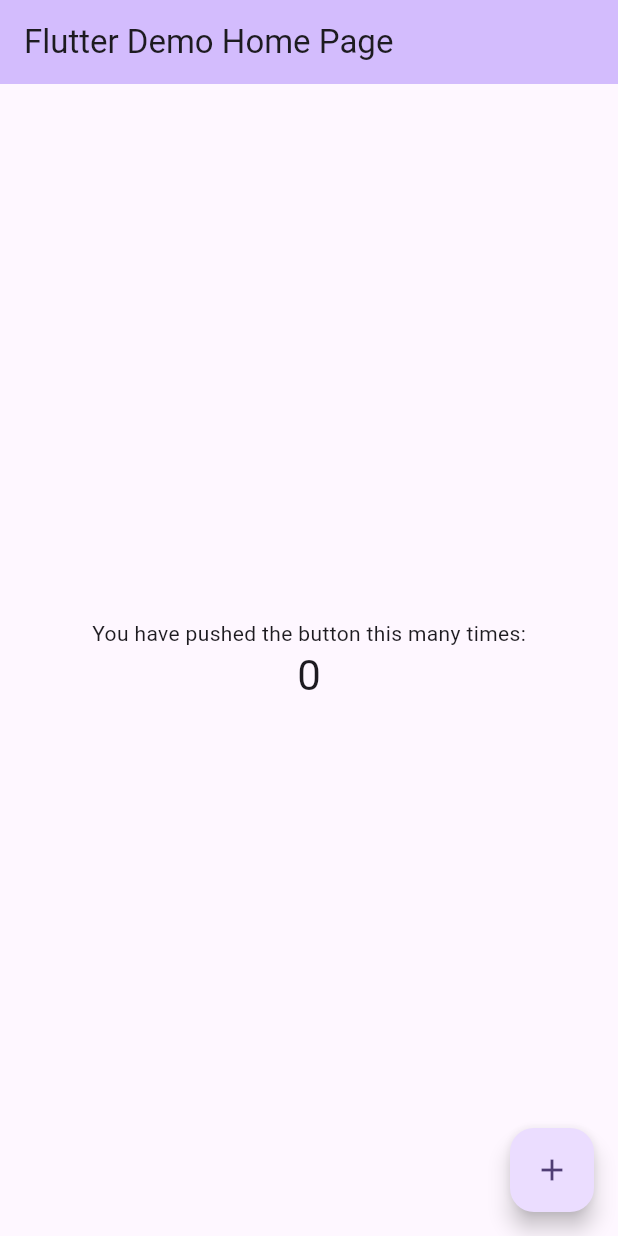
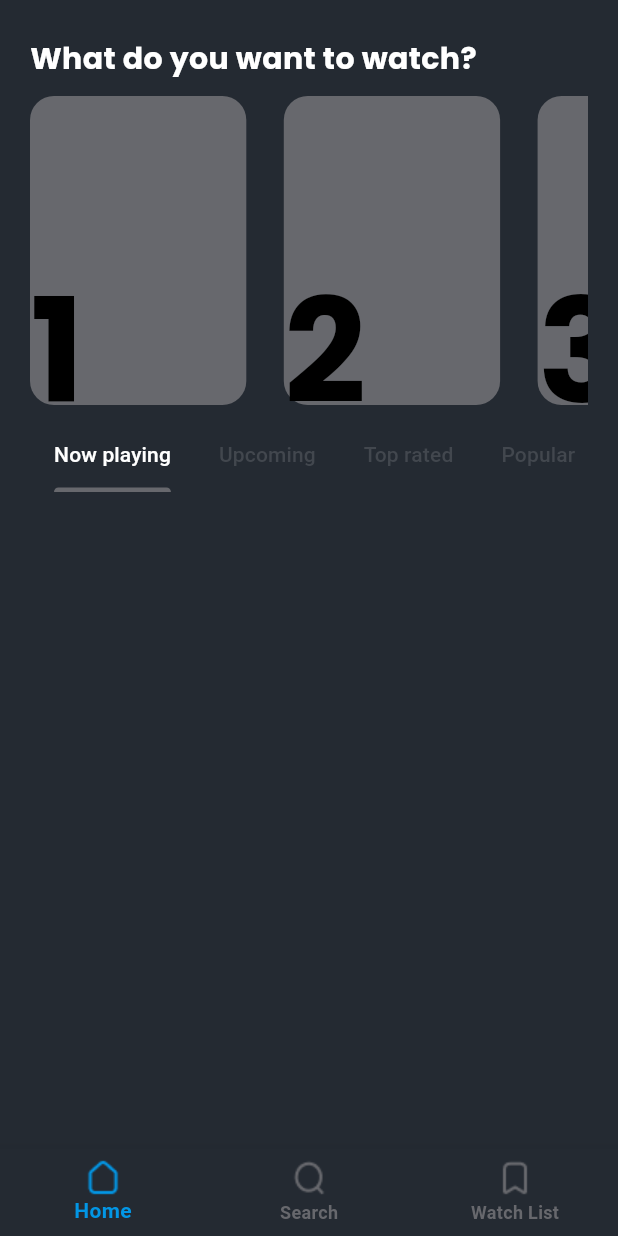
Before and after one commit to youssef1316/movie-app-team1, a Flutter app: the screen it shows after launch, on a phone screen of 412 x 824 dp. Run offline on Flutter 3.47's test engine with Material 3 defaults, Android fonts, the light colour scheme and no system bars.

Commit message:
splash and home screen UI Implementation

```diff
--- /dev/null
+++ b/lib/core/navigation/bottom_nav_bar_routes.dart
@@ -0,0 +1,8 @@
+import 'package:flutter/cupertino.dart';
+import 'package:movie_cellula/features/home/presentation/view/home_screen.dart';
+
+abstract class BottomNavBarRoutes{
+  static List<Widget> routes = [
+    const HomeScreen()
+  ];
+}
--- /dev/null
+++ b/lib/core/utils/app_strings.dart
@@ -0,0 +1,12 @@
+abstract class AppStrings {
+  static const String fontFamily = "Poppins";
+  static const String appTitle = 'Movie App';
+  static const String home = 'Home';
+  static const String search = 'Search';
+  static const String watchList = 'Watch List';
+  static const String homeScreenText = "What do you want to watch?";
+  static const String nowPlayingTab = "Now playing";
+  static const String upcomingTab = "Upcoming";
+  static const String topRatedTab = "Top rated";
+  static const String popularTab = "Popular";
+}
--- a/lib/core/utils/colors_manager.dart
+++ b/lib/core/utils/colors_manager.dart
@@ -2,4 +2,8 @@ import 'package:flutter/material.dart';
 
 class AppColors {
   static const Color mainColor = Color(0xFF242A32);
+  static const Color lightBlue = Color(0xFF0296E5);
+  static const Color lightGrey = Color(0xFF67686D);
+  static const Color white = Colors.white;
+  static const Color black = Colors.black;
 }
--- /dev/null
+++ b/lib/core/utils/dimensions_manager.dart
@@ -0,0 +1,9 @@
+import 'package:flutter/material.dart';
+
+abstract class AppDimensions{
+  static double topFiveCardWidth(BuildContext context) => MediaQuery.sizeOf(context).width * 0.35;
+  static double topFiveCardHeight(BuildContext context) => MediaQuery.sizeOf(context).height * 0.25;
+  static double mainMovieCardWidth(BuildContext context) => MediaQuery.sizeOf(context).width * 0.10;
+  static double mainMovieCardHeight(BuildContext context) => MediaQuery.sizeOf(context).height * 0.35;
+  static double homeTabHeight(BuildContext context) =>  MediaQuery.sizeOf(context).height * 0.485;
+}
--- /dev/null
+++ b/lib/core/widgets/top_five_card.dart
@@ -0,0 +1,49 @@
+import 'package:flutter/material.dart';
+import 'package:movie_cellula/core/utils/app_strings.dart';
+import 'package:movie_cellula/core/utils/colors_manager.dart';
+import 'package:movie_cellula/core/utils/dimensions_manager.dart';
+
+class TopFiveCard extends StatelessWidget {
+  final String imageUrl;
+  final String numberTag;
+  final void Function()? onTap;
+
+  const TopFiveCard({
+    super.key,
+    required this.imageUrl,
+    required this.numberTag,
+    required this.onTap
+  });
+
+  @override
+  Widget build(BuildContext context) {
+    return GestureDetector(
+      onTap: onTap,
+      child: Stack(
+        alignment: AlignmentDirectional.bottomStart,
+        children: [
+          Container(
+            width: AppDimensions.topFiveCardWidth(context),
+            height: AppDimensions.topFiveCardHeight(context),
+            decoration: BoxDecoration(
+              color: AppColors.lightGrey,
+              borderRadius: BorderRadius.circular(16),
+            ),
+           // Please add image child below after integrate api
+           // child: Image.network(imageUrl),
+          ),
+          Text(
+            numberTag,
+            style: TextStyle(
+              fontFamily: AppStrings.fontFamily,
+              color: AppColors.black,
+              fontSize: 96,
+              fontWeight: FontWeight.bold,
+              height: 0.75,
+            ),
+          ),
+        ],
+      ),
+    );
+  }
+}
--- /dev/null
+++ b/lib/features/home/presentation/view/home_layout.dart
@@ -0,0 +1,71 @@
+import 'package:flutter/material.dart';
+import 'package:movie_cellula/core/navigation/bottom_nav_bar_routes.dart';
+import 'package:movie_cellula/core/utils/app_strings.dart';
+import 'package:movie_cellula/core/utils/assets_manager.dart';
+import 'package:movie_cellula/core/utils/colors_manager.dart';
+
+class HomeLayout extends StatefulWidget {
+  const HomeLayout({super.key});
+
+  @override
+  State<HomeLayout> createState() => _HomeLayoutState();
+}
+
+class _HomeLayoutState extends State<HomeLayout> {
+  int currentIndex = 0;
+  @override
+  Widget build(BuildContext context) {
+    return Scaffold(
+      backgroundColor: AppColors.mainColor,
+      bottomNavigationBar: BottomNavigationBar(
+        unselectedItemColor: AppColors.lightGrey,
+        unselectedLabelStyle: TextStyle(
+          fontWeight: FontWeight.bold,
+          color: AppColors.lightGrey
+        ),
+        selectedItemColor: AppColors.lightBlue,
+        selectedLabelStyle: TextStyle(
+            fontWeight: FontWeight.bold,
+            color: AppColors.lightBlue
+        ),
+        items: [
+            BottomNavigationBarItem(
+              label: AppStrings.home,
+              icon: Image.asset(IconsManager.homeIcon),
+              activeIcon: Image.asset(
+                IconsManager.homeIcon,
+                color: AppColors.lightBlue,
+              )
+            ),
+            BottomNavigationBarItem(
+              label: AppStrings.search,
+              icon: Image.asset(IconsManager.searchIcon),
+              activeIcon: Image.asset(
+                IconsManager.searchIcon,
+                color: AppColors.lightBlue,
+              )
+            ),
+            BottomNavigationBarItem(
+              label: AppStrings.watchList,
+              icon: Image.asset(IconsManager.saveIcon),
+              activeIcon: Image.asset(
+                IconsManager.saveIcon,
+                color: AppColors.lightBlue,
+              )
+            )
+          ],
+        backgroundColor: AppColors.mainColor,
+        currentIndex: currentIndex,
+        onTap: (value){
+            setState(() {
+              currentIndex = value;
+            });
+        },
+      ),
+      body: Padding(
+        padding: const EdgeInsets.symmetric(horizontal: 20),
+        child: BottomNavBarRoutes.routes[currentIndex],
+      ),
+    );
+  }
+}
--- /dev/null
+++ b/lib/features/home/presentation/view/home_screen.dart
@@ -0,0 +1,95 @@
+import 'package:flutter/material.dart';
+import 'package:movie_cellula/core/utils/app_strings.dart';
+import 'package:movie_cellula/core/utils/colors_manager.dart';
+import 'package:movie_cellula/core/utils/dimensions_manager.dart';
+import 'package:movie_cellula/core/widgets/top_five_card.dart';
+import 'package:movie_cellula/features/home/presentation/view/tabs/now_playing_tab.dart';
+import 'package:movie_cellula/features/home/presentation/view/tabs/popular_tab.dart';
+import 'package:movie_cellula/features/home/presentation/view/tabs/top_rated_tab.dart';
+import 'package:movie_cellula/features/home/presentation/view/tabs/upcoming_tab.dart';
+
+class HomeScreen extends StatelessWidget {
+  const HomeScreen({super.key});
+
+  @override
+  Widget build(BuildContext context) {
+    return SafeArea(
+      child: SingleChildScrollView(
+        physics: NeverScrollableScrollPhysics(),
+        child: Column(
+          children: [
+            Padding(
+              padding: const EdgeInsets.only(top: 25),
+              child: Row(
+                mainAxisAlignment: MainAxisAlignment.start,
+                children: [
+                  Text(
+                    AppStrings.homeScreenText,
+                    style: TextStyle(
+                      color: AppColors.white,
+                      fontFamily: AppStrings.fontFamily,
+                      fontWeight: FontWeight.bold,
+                      fontSize: 20,
+                    ),
+                  ),
+                ],
+              ),
+            ),
+            SizedBox(height: 10),
+            SizedBox(
+              height: AppDimensions.topFiveCardHeight(context),
+              child: ListView.builder(
+                scrollDirection: Axis.horizontal,
+                itemCount: 5,
+                itemBuilder: (context, index) => Padding(
+                  padding: EdgeInsetsDirectional.only(end: 25),
+                  child: TopFiveCard(
+                    imageUrl: "",
+                    numberTag: (index + 1).toString(),
+                    onTap: () {
+                      // TODO
+                    },
+                  ),
+                ),
+              ),
+            ),
+            SizedBox(height: 10),
+            DefaultTabController(
+              length: 4,
+              child: Column(
+                children: [
+                  TabBar(
+                    isScrollable: true,
+                    physics: NeverScrollableScrollPhysics(),
+                    tabAlignment: TabAlignment.start,
+                    dividerColor: Colors.transparent,
+                    indicatorColor: AppColors.lightGrey,
+                    labelColor: AppColors.white,
+                    tabs: [
+                      Tab(text: AppStrings.nowPlayingTab),
+                      Tab(text: AppStrings.upcomingTab),
+                      Tab(text: AppStrings.topRatedTab),
+                      Tab(text: AppStrings.popularTab),
+                    ],
+                  ),
+                  SizedBox(height: 10),
+                  SizedBox(
+                    height: AppDimensions.homeTabHeight(context),
+                    child: TabBarView(
+                      children: [
+                        NowPlayingTab(movies: []),
+                        UpcomingTab(movies: []),
+                        TopRatedTab(movies: []),
+                        PopularTab(movies: []),
+                      ],
+                    ),
+                  ),
+                ],
+              ),
+            ),
+          ],
+        ),
+      ),
+    );
+  }
+}
--- /dev/null
+++ b/lib/features/home/presentation/view/tabs/now_playing_tab.dart
@@ -0,0 +1,29 @@
+import 'package:flutter/material.dart';
+import 'package:movie_cellula/core/widgets/main_movie_card.dart';
+
+class NowPlayingTab extends StatelessWidget {
+  final List movies;
+
+  const NowPlayingTab({
+    super.key,
+    required this.movies
+  });
+
+  @override
+  Widget build(BuildContext context) {
+    return GridView.builder(
+      itemCount: movies.length,
+        gridDelegate: SliverGridDelegateWithFixedCrossAxisCount(
+          crossAxisCount: 3,
+          mainAxisSpacing: 20,
+          crossAxisSpacing: 20,
+          childAspectRatio: 0.65
+        ),
+        itemBuilder: (context, index) => MainMovieCard(
+            imageUrl: "",
+            onTap: (){
+              // TODO
+            }),
+    );
+  }
+}
--- a/lib/main.dart
+++ b/lib/main.dart
@@ -1,4 +1,7 @@
 import 'package:flutter/material.dart';
+import 'package:movie_cellula/core/utils/app_strings.dart';
+import 'package:movie_cellula/core/utils/colors_manager.dart';
+import 'package:movie_cellula/features/splash/presentation/splash_screen.dart';
 
 void main() {
   runApp(const MyApp());
@@ -7,116 +10,15 @@ void main() {
 class MyApp extends StatelessWidget {
   const MyApp({super.key});
 
-  // This widget is the root of your application.
   @override
   Widget build(BuildContext context) {
     return MaterialApp(
-      title: 'Flutter Demo',
+      title: AppStrings.appTitle,
+      debugShowCheckedModeBanner: false,
       theme: ThemeData(
-        // This is the theme of your application.
-        //
-        // TRY THIS: Try running your application with "flutter run". You'll see
-        // the application has a purple toolbar. Then, without quitting the app,
-        // try changing the seedColor in the colorScheme below to Colors.green
-        // and then invoke "hot reload" (save your changes or press the "hot
-        // reload" button in a Flutter-supported IDE, or press "r" if you used
-        // the command line to start the app).
-        //
-        // Notice that the counter didn't reset back to zero; the application
-        // state is not lost during the reload. To reset the state, use hot
-        // restart instead.
-        //
-        // This works for code too, not just values: Most code changes can be
-        // tested with just a hot reload.
-        colorScheme: ColorScheme.fromSeed(seedColor: Colors.deepPurple),
+        colorScheme: ColorScheme.fromSeed(seedColor: AppColors.lightBlue),
       ),
-      home: const MyHomePage(title: 'Flutter Demo Home Page'),
+      home: const SplashScreen(),
     );
   }
 }
-
-class MyHomePage extends StatefulWidget {
-  const MyHomePage({super.key, required this.title});
-
-  // This widget is the home page of your application. It is stateful, meaning
-  // that it has a State object (defined below) that contains fields that affect
-  // how it looks.
-
-  // This class is the configuration for the state. It holds the values (in this
-  // case the title) provided by the parent (in this case the App widget) and
-  // used by the build method of the State. Fields in a Widget subclass are
-  // always marked "final".
-
-  final String title;
-
-  @override
-  State<MyHomePage> createState() => _MyHomePageState();
-}
-
-class _MyHomePageState extends State<MyHomePage> {
-  int _counter = 0;
-
-  void _incrementCounter() {
-    setState(() {
-      // This call to setState tells the Flutter framework that something has
-      // changed in this State, which causes it to rerun the build method below
-      // so that the display can reflect the updated values. If we changed
-      // _counter without calling setState(), then the build method would not be
-      // called again, and so nothing would appear to happen.
-      _counter++;
-    });
-  }
-
-  @override
-  Widget build(BuildContext context) {
-    // This method is rerun every time setState is called, for instance as done
-    // by the _incrementCounter method above.
-    //
-    // The Flutter framework has been optimized to make rerunning build methods
-    // fast, so that you can just rebuild anything that needs updating rather
-    // than having to individually change instances of widgets.
-    return Scaffold(
-      appBar: AppBar(
-        // TRY THIS: Try changing the color here to a specific color (to
-        // Colors.amber, perhaps?) and trigger a hot reload to see the AppBar
-        // change color while the other colors stay the same.
-        backgroundColor: Theme.of(context).colorScheme.inversePrimary,
-        // Here we take the value from the MyHomePage object that was created by
-        // the App.build method, and use it to set our appbar title.
-        title: Text(widget.title),
-      ),
-      body: Center(
-        // Center is a layout widget. It takes a single child and positions it
-        // in the middle of the parent.
-        child: Column(
-          // Column is also a layout widget. It takes a list of children and
-          // arranges them vertically. By default, it sizes itself to fit its
-          // children horizontally, and tries to be as tall as its parent.
-          //
-          // Column has various properties to control how it sizes itself and
-          // how it positions its children. Here we use mainAxisAlignment to
-          // center the children vertically; the main axis here is the vertical
-          // axis because Columns are vertical (the cross axis would be
-          // horizontal).
-          //
-          // TRY THIS: Invoke "debug painting" (choose the "Toggle Debug Paint"
-          // action in the IDE, or press "p" in the console), to see the
-          // wireframe for each widget.
-          mainAxisAlignment: MainAxisAlignment.center,
-          children: <Widget>[
-            const Text('You have pushed the button this many times:'),
-            Text(
-              '$_counter',
-              style: Theme.of(context).textTheme.headlineMedium,
-            ),
-          ],
-        ),
-      ),
-      floatingActionButton: FloatingActionButton(
-        onPressed: _incrementCounter,
-        tooltip: 'Increment',
-        child: const Icon(Icons.add),
-      ), // This trailing comma makes auto-formatting nicer for build methods.
-    );
-  }
-}
```
Also changed, not shown: lib/core/widgets/main_movie_card.dart (added, +32 -0 lines), lib/features/home/presentation/view/tabs/popular_tab.dart (added, +29 -0 lines), lib/features/home/presentation/view/tabs/top_rated_tab.dart (added, +29 -0 lines), lib/features/home/presentation/view/tabs/upcoming_tab.dart (added, +29 -0 lines), lib/features/splash/presentation/splash_screen.dart (added, +43 -0 lines), pubspec.yaml (+6 -6 lines), lib/domain/entities.dart (deleted).
